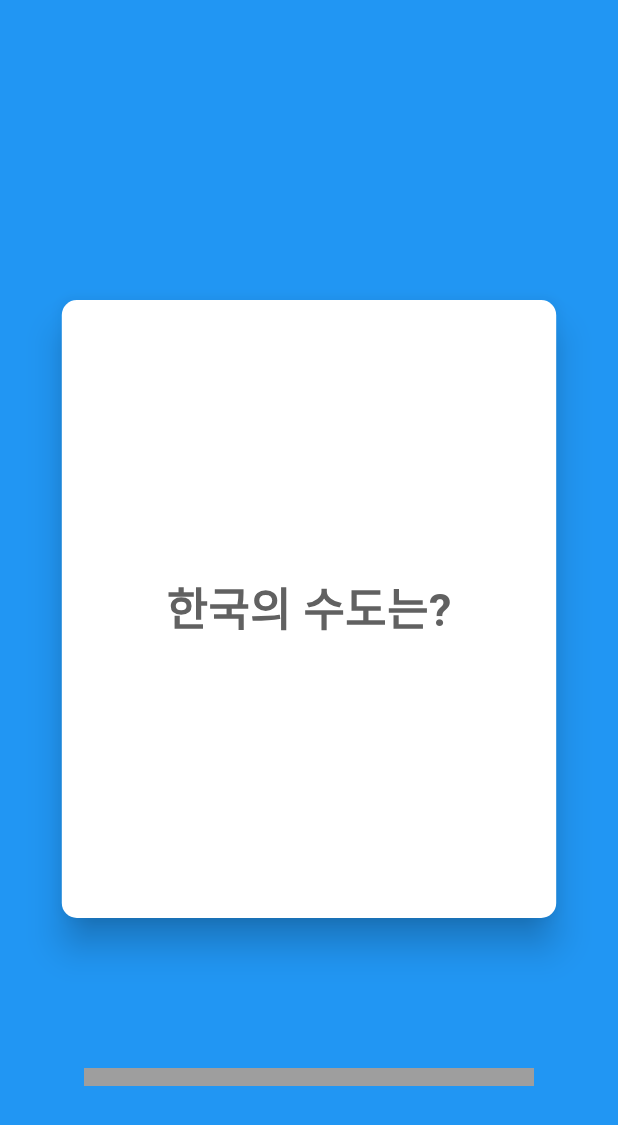
After one commit to Saehanseul/flutter_animation_masterclass, a Flutter app: the screen it shows after launch, after a tap on "card", on a phone screen of 412 x 824 dp. The commit adds this screen. Shown: the top 1125 px of the screen. Run offline on Flutter 3.47's test engine with Material 2 defaults, Android fonts, the phone set to English and light mode, and no system bars; our stand-ins replace flutter_animate, rive; missing offline and left inert: dart:ffi.

Commit message:
Feat: 뽀모도로, 카드 추가

```diff
--- a/lib/screens/menu_screen.dart
+++ b/lib/screens/menu_screen.dart
@@ -8,8 +8,10 @@ import 'package:flutter_animation_masterclass/screens/explicit_animations_screen
 import 'package:flutter_animation_masterclass/screens/fade_through_screen.dart';
 import 'package:flutter_animation_masterclass/screens/implicit_animations_screen.dart';
 import 'package:flutter_animation_masterclass/screens/music_player_screen.dart';
+import 'package:flutter_animation_masterclass/screens/pomodoro_screen.dart';
 import 'package:flutter_animation_masterclass/screens/rive_screen.dart';
 import 'package:flutter_animation_masterclass/screens/shared_axis_screen.dart';
+import 'package:flutter_animation_masterclass/screens/rotating_and_swiping_cards_screen.dart';
 import 'package:flutter_animation_masterclass/screens/swiping_cards_screen.dart';
 import 'package:flutter_animation_masterclass/screens/wallet_screen.dart';
 
@@ -119,10 +121,10 @@ class MenuScreen extends StatelessWidget {
               onPressed: () {
                 _goToPage(
                   context,
-                  const ContainerTransformScreen(),
+                  const PomodoroScreen(),
                 );
               },
-              child: const Text("Container Transform"),
+              child: const Text("Pomodoro"),
             ),
             ElevatedButton(
               onPressed: () {
@@ -132,6 +134,24 @@ class MenuScreen extends StatelessWidget {
                 );
               },
               child: const Text("Shared Axis"),
+            ),
+            ElevatedButton(
+              onPressed: () {
+                _goToPage(
+                  context,
+                  const RotatingAndSwipingCardsScreen(),
+                );
+              },
+              child: const Text("card"),
+            ),
+            ElevatedButton(
+              onPressed: () {
+                _goToPage(
+                  context,
+                  const ContainerTransformScreen(),
+                );
+              },
+              child: const Text("Container Transform"),
             ),
             ElevatedButton(
               onPressed: () {
--- /dev/null
+++ b/lib/screens/rotating_and_swiping_cards_screen.dart
@@ -0,0 +1,352 @@
+import 'dart:math';
+
+import 'package:flutter/material.dart';
+
+class RotatingAndSwipingCardsScreen extends StatefulWidget {
+  const RotatingAndSwipingCardsScreen({super.key});
+
+  @override
+  State<RotatingAndSwipingCardsScreen> createState() =>
+      _SwipingCardsScreenState();
+}
+
+class _SwipingCardsScreenState extends State<RotatingAndSwipingCardsScreen>
+    with TickerProviderStateMixin {
+  List<String> questions = [
+    "한국의 수도는?",
+    "일본의 수도는?",
+    "중국의 수도는?",
+    "미국의 수도는?",
+    "영국의 수도는?",
+  ];
+
+  List<String> answers = [
+    "서울!",
+    "도쿄!",
+    "베이징!",
+    "워싱턴!",
+    "런던!",
+  ];
+
+  late final size = MediaQuery.of(context).size;
+
+  late final AnimationController _position = AnimationController(
+    vsync: this,
+    duration: const Duration(milliseconds: 1000),
+    lowerBound: (size.width + 100) * -1,
+    upperBound: (size.width + 100),
+    value: 0.0,
+  );
+
+  late final Tween<double> _rotation = Tween(
+    begin: -15,
+    end: 15,
+  );
+
+  late final Tween<double> _scale = Tween(begin: 0.8, end: 1);
+
+  late final AnimationController _cardController = AnimationController(
+    vsync: this,
+    duration: const Duration(seconds: 1),
+  );
+
+  late final AnimationController _progressController = AnimationController(
+    vsync: this,
+    duration: const Duration(seconds: 1),
+  );
+
+  late final Animation<double> _progressAnimation =
+      Tween<double>(begin: 0, end: 1).animate(_progressController);
+
+  int _index = 1;
+
+  Color backgroundColor = Colors.blue;
+
+  @override
+  void dispose() {
+    _position.dispose();
+    _cardController.dispose();
+    _progressController.dispose();
+    super.dispose();
+  }
+
+  void _rotate() {
+    _cardController.forward();
+  }
+
+  void _progress() {
+    _progressController.forward();
+  }
+
+  @override
+  Widget build(BuildContext context) {
+    void _onHorizontalDragUpdate(DragUpdateDetails details) {
+      setState(() {
+        _position.value += details.delta.dx;
+      });
+
+      if (_position.value < -10) {
+        backgroundColor = Colors.red;
+      } else if (_position.value > 10) {
+        backgroundColor = Colors.green;
+      } else {
+        backgroundColor = Colors.blue;
+      }
+    }
+
+    void _whenComplete() {
+      _position.value = 0;
+
+      setState(() {
+        _index = _index == 5 ? 1 : _index + 1;
+      });
+
+      _progress();
+      _cardController.reset();
+    }
+
+    void _onHorizontalDragEnd(DragEndDetails details) {
+      const bound = 0;
+      final dropZone = size.width + 100;
+
+      if (_position.value.abs() >= bound) {
+        final factor = _position.value.isNegative ? -1 : 1;
+        _position
+            .animateTo(
+              dropZone * factor,
+              curve: Curves.bounceOut,
+            )
+            .whenComplete(_whenComplete);
+      } else {
+        _position.animateTo(
+          0,
+          curve: Curves.bounceOut,
+        );
+      }
+    }
+
+    void _onHorizontalClickEnd(DragEndDetails? details,
+        {required double direction}) {
+      final bound = size.width - 100;
+      final dropZone = size.width + 100;
+
+      if (_position.value.abs() >= bound || direction != 0.0) {
+        final factor = direction != 0.0
+            ? direction
+            : (_position.value.isNegative ? -1 : 1);
+        _position
+            .animateTo(
+              dropZone * factor,
+              curve: Curves.easeOut,
+            )
+            .whenComplete(_whenComplete);
+      } else {
+        _position.animateTo(
+          0,
+          curve: Curves.easeOut,
+        );
+      }
+    }
+
+    return Scaffold(
+        backgroundColor: Colors.blue,
+        body: AnimatedContainer(
+          duration: const Duration(milliseconds: 500),
+          color: backgroundColor,
+          child: AnimatedBuilder(
+            animation: _position,
+            builder: (context, child) {
+              final angle = _rotation.transform(
+                      (_position.value + size.width / 2) / size.width) *
+                  pi /
+                  180;
+              final scale =
+                  _scale.transform(_position.value.abs() / size.width);
+              return Stack(
+                alignment: Alignment.topCenter,
+                children: [
+                  Positioned(
+                    top: 200,
+                    child: Transform.scale(
+                      scale: min(scale, 1.0),
+                      child: FrontCard(text: questions[_index]),
+                    ),
+                  ),
+                  Positioned(
+                    top: 200,
+                    child: GestureDetector(
+                      onHorizontalDragUpdate: _onHorizontalDragUpdate,
+                      onHorizontalDragEnd: _onHorizontalDragEnd,
+                      child: Transform.translate(
+                        offset: Offset(_position.value, 0),
+                        child: Transform.rotate(
+                          angle: angle,
+                          child: GestureDetector(
+                            onTap: _rotate,
+                            child: AnimatedBuilder(
+                              animation: _cardController,
+                              builder: (_, child) {
+                                return Transform(
+                                  alignment: Alignment.center,
+                                  transform: Matrix4.identity()
+                                    ..rotateY(pi * _cardController.value),
+                                  child: Center(
+                                    child: Transform(
+                                      alignment: Alignment.center,
+                                      transform: Matrix4.identity()
+                                        ..rotateY(((_cardController.value > 0.5)
+                                            ? pi
+                                            : 0.0)),
+                                      child: (_cardController.value > 0.5)
+                                          ? BackCard(text: answers[_index - 1])
+                                          : FrontCard(
+                                              text: questions[_index - 1]),
+                                      // Text(
+                                      //   (_controller.value > 0.5) ? 'Back' : 'Front',
+                                      //   style: const TextStyle(color: Colors.black),
+                                      // ),
+                                    ),
+                                  ),
+                                );
+                              },
+                            ),
+                          ),
+                        ),
+                      ),
+                    ),
+                  ),
+                  Positioned(
+                    bottom: 100,
+                    child: AnimatedBuilder(
+                      animation: _progressController,
+                      builder: (context, child) {
+                        print("value: ${_progressController.value}");
+                        if (_progressController.value > (_index - 1) / 5) {
+                          _progressController.stop();
+                        }
+                        return ProgressBar(
+                          progress: _progressController.value,
+                        );
+                      },
+                    ),
+                  )
+                ],
+              );
+            },
+          ),
+        ));
+  }
+}
+
+class FrontCard extends StatelessWidget {
+  final String text;
+  const FrontCard({
+    super.key,
+    required this.text,
+  });
+
+  @override
+  Widget build(BuildContext context) {
+    final size = MediaQuery.of(context).size;
+    return Material(
+      elevation: 10,
+      borderRadius: BorderRadius.circular(10),
+      clipBehavior: Clip.hardEdge,
+      child: Container(
+        alignment: Alignment.center,
+        width: size.width * 0.8,
+        height: size.height * 0.5,
+        child: Text(
+          text,
+          style: TextStyle(
+            color: Colors.grey.shade700,
+            fontSize: 30,
+            fontWeight: FontWeight.bold,
+          ),
+        ),
+      ),
+    );
+  }
+}
+
+class BackCard extends StatelessWidget {
+  final String text;
+  const BackCard({
+    super.key,
+    required this.text,
+  });
+
+  @override
+  Widget build(BuildContext context) {
+    final size = MediaQuery.of(context).size;
+    return Material(
+      elevation: 10,
+      borderRadius: BorderRadius.circular(10),
+      clipBehavior: Clip.hardEdge,
+      child: Container(
+        alignment: Alignment.center,
+        width: size.width * 0.8,
+        height: size.height * 0.5,
+        child: Text(
+          text,
+          style: TextStyle(
+            color: Colors.grey.shade700,
+            fontSize: 30,
+            fontWeight: FontWeight.bold,
+          ),
+        ),
+      ),
+    );
+  }
+}
+
+class ProgressBar extends StatelessWidget {
+  final double progress; // 0 to 4
+
+  const ProgressBar({super.key, required this.progress});
+
+  @override
+  Widget build(BuildContext context) {
+    return CustomPaint(
+      size: const Size(300, 12),
+      painter: ProgressBarPainter(progress),
+    );
+  }
+}
+
+class ProgressBarPainter extends CustomPainter {
+  final double progress;
+
+  ProgressBarPainter(this.progress);
+
+  @override
+  void paint(Canvas canvas, Size size) {
+    print('progress: $progress');
+
+    Paint grayPaint = Paint()
+      ..color = Colors.grey
+      ..style = PaintingStyle.fill;
+
+    Paint whitePaint = Paint()
+      ..color = Colors.white
+      ..style = PaintingStyle.fill;
+
+    double sectionWidth = size.width;
+    double progressWidth = (progress * sectionWidth);
+    print('progressWidth: $progressWidth');
+    canvas.drawRect(
+      Rect.fromPoints(const Offset(0, 0), Offset(size.width, size.height)),
+      grayPaint,
+    );
+
+    canvas.drawRect(
+      Rect.fromPoints(const Offset(0, 0), Offset(progressWidth, size.height)),
+      whitePaint,
+    );
+  }
+
+  @override
+  bool shouldRepaint(covariant CustomPainter oldDelegate) {
+    return true;
+  }
+}
```
Also changed, not shown: lib/screens/card_screen.dart (added, +64 -0 lines), lib/screens/pomodoro_screen.dart (added, +206 -0 lines), 3 other files.
